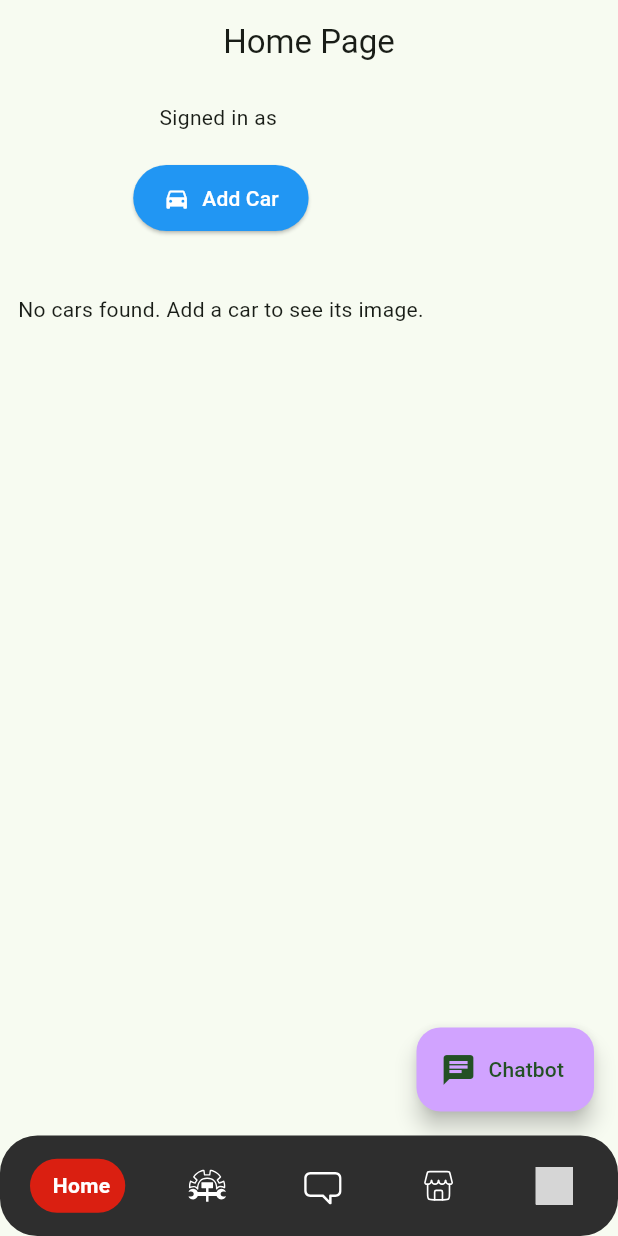
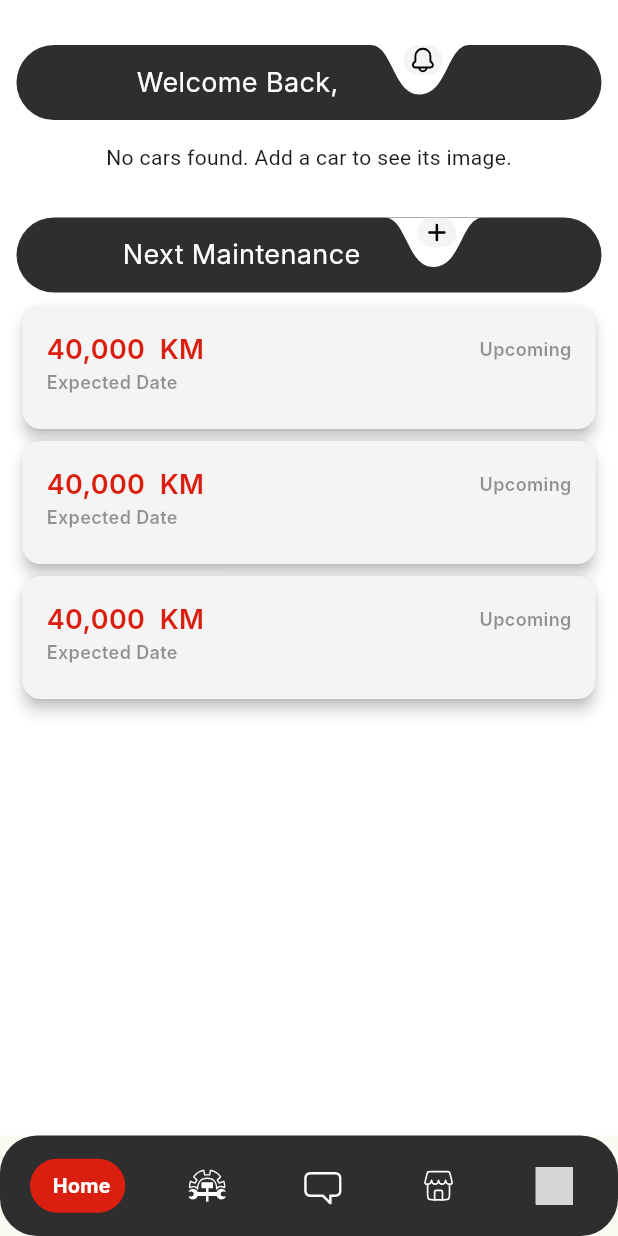
Before and after one commit to MostafaM117/car_maintenance_app, a Flutter app: the screen it shows once a user with an empty profile is signed in, on a phone screen of 412 x 824 dp. Run offline on Flutter 3.47's test engine with Material 3 defaults, Android fonts, the phone set to English and light mode, and no system bars; drawn by our look-alikes of google_nav_bar; our stand-ins replace cloud_firestore, dash_chat_2, firebase_auth, firebase_core, flutter_card_swiper, flutter_dotenv and 9 more; accounts and stored records are empty; Roboto replaces fonts that are missing (Inter); grey boxes are pictures that could not be loaded.

Commit message:
Add car card widget and improve home page UI

```diff
--- a/lib/screens/Current_Screen/main_screen.dart
+++ b/lib/screens/Current_Screen/main_screen.dart
@@ -19,7 +19,7 @@ class _MainScreenState extends State<MainScreen> {
   int _selectedIndex = 0;
 
   final List<Widget> _pages = [
-    const HomePage(),
+     HomePage(),
     const MaintenanceScreen(),
     const Chatbot(),
     const Market(),
--- a/lib/screens/home_page.dart
+++ b/lib/screens/home_page.dart
@@ -1,12 +1,13 @@
-// import 'package:car_maintenance/screens/Auth_and_Account%20Management/auth_page.dart';
+import 'package:car_maintenance/constants/app_colors.dart';
 import 'package:cloud_firestore/cloud_firestore.dart';
 import 'package:firebase_auth/firebase_auth.dart';
 import 'package:flutter/material.dart';
-import 'package:car_maintenance/AI-Chatbot/chatbot.dart';
-import 'package:car_maintenance/widgets/car_image_widget.dart'; // Updated import for car image widget
+import 'package:flutter_card_swiper/flutter_card_swiper.dart';
 import '../services/user_data_helper.dart';
-// import '../widgets/SubtractWave_widget.dart';
-import 'formscreens/formscreen1.dart';
+import '../widgets/CarCardWidget.dart';
+import '../widgets/SubtractWave_widget.dart';
+import '../widgets/maintenance_card.dart';
+import 'maintenance.dart';
 
 class HomePage extends StatefulWidget {
   const HomePage({super.key});
@@ -17,12 +18,11 @@ class HomePage extends StatefulWidget {
 
 class _HomePageState extends State<HomePage> {
   final user = FirebaseAuth.instance.currentUser!;
-  final CollectionReference users =
-      FirebaseFirestore.instance.collection('users');
+  final CollectionReference carsCollection =
+      FirebaseFirestore.instance.collection('cars');
   String? username;
 
-  // Track currently selected car for image display
-  Map<String, dynamic>? selectedCar;
+  // Fetch username for greeting (optional)
   void loadUsername() async {
     String? fetchedUsername = await getUsername();
     setState(() {
@@ -39,71 +39,26 @@ class _HomePageState extends State<HomePage> {
   @override
   Widget build(BuildContext context) {
     return Scaffold(
-      appBar: AppBar(
-        centerTitle: true,
-        title: const Text('Home Page'),
-      ),
+      backgroundColor: AppColors.background,
       body: Padding(
-        padding: const EdgeInsets.all(12.0),
+        padding: const EdgeInsets.symmetric(horizontal: 11, vertical: 20),
         child: Column(
           children: [
-            Text("Signed in as ${user.email}"),
-            SizedBox(height: 20),
-            // WaveTag(
-            //   text: username != null
-            //       ? 'Welcome Back, $username'
-            //       : 'Welcome Back, User',
-            //   svgAssetPath: 'assets/svg/notification.svg',
-            //   onTap: (){},
-            // ),
-            // Add Car Button (original UI)
-            ElevatedButton.icon(
-              onPressed: () {
-                Navigator.push(
-                  context,
-                  MaterialPageRoute(builder: (context) => AddCarScreen()),
-                );
-              },
-              icon: Icon(Icons.directions_car),
-              label: Text('Add Car'),
-              style: ElevatedButton.styleFrom(
-                backgroundColor: Colors.blue,
-                foregroundColor: Colors.white,
-                padding: EdgeInsets.symmetric(horizontal: 20, vertical: 12),
-              ),
+            SizedBox(
+              height: 10,
             ),
+            SubtractWave(
+              text: username != null
+                  ? 'Welcome Back, $username'
+                  : 'Welcome Back, User',
+              svgAssetPath: 'assets/svg/notification.svg',
+              onTap: () {},
+            ),
+            SizedBox(height: 15),
 
-            SizedBox(height: 20),
-
-            // Car image display area
-            if (selectedCar != null)
-              Column(
-                children: [
-                  Text(
-                    '${selectedCar!['year']} ${selectedCar!['make']} ${selectedCar!['model']}',
-                    style: TextStyle(fontSize: 16, fontWeight: FontWeight.bold),
-                  ),
-                  SizedBox(height: 10),
-                  Container(
-                    height: 150,
-                    width: double.infinity,
-                    child: CarImageWidget(
-                      make: selectedCar!['make'],
-                      model: selectedCar!['model'],
-                      year: selectedCar!['year'],
-                      height: 150,
-                      fit: BoxFit.contain,
-                    ),
-                  ),
-                ],
-              ),
-
-            SizedBox(height: 20),
-
-            // Simple car selector dropdown
+            // Displaying cars in Swiper or Card
             StreamBuilder<QuerySnapshot>(
-              stream: FirebaseFirestore.instance
-                  .collection('cars')
+              stream: carsCollection
                   .where('userId', isEqualTo: user.uid)
                   .snapshots(),
               builder: (context, snapshot) {
@@ -123,70 +78,57 @@ class _HomePageState extends State<HomePage> {
                 List<Map<String, dynamic>> cars = [];
                 for (var doc in snapshot.data!.docs) {
                   Map<String, dynamic> car = doc.data() as Map<String, dynamic>;
-                  car['id'] = doc.id; // Add document ID to identify the car
+                  car['id'] = doc.id.substring(doc.id.length - 4);
                   cars.add(car);
                 }
 
-                // Reset selectedCar if it's not in the list anymore
-                if (selectedCar != null) {
-                  bool found =
-                      cars.any((car) => car['id'] == selectedCar!['id']);
-                  if (!found) {
-                    // Need to use Future.microtask to avoid changing state during build
-                    Future.microtask(() => setState(() => selectedCar = null));
-                  }
-                }
+                int cardsToDisplay = cars.length > 3 ? 3 : cars.length;
 
-                return Container(
-                  padding: EdgeInsets.symmetric(horizontal: 12),
-                  decoration: BoxDecoration(
-                    border: Border.all(color: Colors.grey),
-                    borderRadius: BorderRadius.circular(8),
-                  ),
-                  child: DropdownButtonHideUnderline(
-                    child: DropdownButton<String>(
-                      isExpanded: true,
-                      hint: Text('Select a car to view its image'),
-                      value: selectedCar?['id'] as String?,
-                      onChanged: (String? value) {
-                        if (value != null) {
-                          final selectedCarData =
-                              cars.firstWhere((car) => car['id'] == value);
-                          setState(() {
-                            selectedCar = selectedCarData;
-                          });
-                        } else {
-                          setState(() {
-                            selectedCar = null;
-                          });
-                        }
-                      },
-                      items: cars.map<DropdownMenuItem<String>>((car) {
-                        return DropdownMenuItem<String>(
-                          value: car['id'] as String,
-                          child: Text(
-                              '${car['year']} ${car['make']} ${car['model']}'),
-                        );
-                      }).toList(),
+                return SizedBox(
+                  height: 210,
+                  width: 300,
+                  child: CardSwiper(
+                    cardsCount: cars.length,
+                    cardBuilder: (BuildContext context, int index,
+                        int realIndex, int percentThresholdX) {
+                      return CarCardWidget(car: cars[index]);
+                    },
+                    numberOfCardsDisplayed: cardsToDisplay,
+                    padding: EdgeInsets.only(
+                      bottom: 0,
                     ),
+                    backCardOffset: const Offset(25, 30),
                   ),
                 );
               },
             ),
+            SizedBox(height: 30),
+
+            SubtractWave(
+              text: 'Next Maintenance',
+              svgAssetPath: 'assets/svg/add.svg',
+              onTap: () {
+                Navigator.push(
+                  context,
+                  MaterialPageRoute(builder: (context) => MaintenanceScreen()),
+                );
+              },
+            ),
+            SizedBox(height: 5),
+            MaintenanceCard(
+              title: '40,000' '  KM',
+              date: 'Upcoming',
+            ),
+            MaintenanceCard(
+              title: '40,000' '  KM',
+              date: 'Upcoming',
+            ),
+            MaintenanceCard(
+              title: '40,000' '  KM',
+              date: 'Upcoming',
+            ),
           ],
         ),
-      ),
-      floatingActionButton: FloatingActionButton.extended(
-        onPressed: () {
-          // Navigate to Chatbot screen
-          Navigator.push(
-            context,
-            MaterialPageRoute(builder: (context) => const Chatbot()),
-          );
-        },
-        label: const Text('Chatbot'),
-        icon: const Icon(Icons.chat),
-        backgroundColor: Color(0xFFD1A3FF), // Light purple
       ),
     );
   }
--- a/lib/widgets/maintenance_card.dart
+++ b/lib/widgets/maintenance_card.dart
@@ -1,5 +1,7 @@
+import 'package:car_maintenance/constants/app_colors.dart';
+import 'package:flutter/material.dart';
 
-import 'package:flutter/material.dart';
+import 'custom_widgets.dart';
 
 class MaintenanceCard extends StatelessWidget {
   final String title;
@@ -13,7 +15,11 @@ class MaintenanceCard extends StatelessWidget {
 
   @override
   Widget build(BuildContext context) {
-    return Card(
+    return SizedBox(
+      height: 90,
+      child: Card(
+
+        color: AppColors.secondaryText,
         elevation: 4,
         shape: RoundedRectangleBorder(
           borderRadius: BorderRadius.circular(12),
@@ -23,36 +29,33 @@ class MaintenanceCard extends StatelessWidget {
           child: Column(
             crossAxisAlignment: CrossAxisAlignment.start,
             children: [
+              Row(
+                children: [
                   Text(
                     title,
-              style: const TextStyle(
-                fontSize: 18,
-                fontWeight: FontWeight.bold,
-              ),
-            ),
-            const SizedBox(height: 12),
-            Row(
-              children: [
-                const Text(
-                  'Expected Date',
-                  style: TextStyle(
-                    fontSize: 16,
-                    color: Colors.grey,
-                  ),
+                    style: textStyleWhite.copyWith(
+                        color: AppColors.buttonColor,
+                        fontWeight: FontWeight.w600),
                   ),
                   const Spacer(),
                   Text(
                     date,
-                  style: const TextStyle(
-                    fontSize: 16,
-                    fontWeight: FontWeight.w500,
+                    style: textStyleGray,
                   ),
+                ],
+              ),
+              Row(
+                children: [
+                  Text(
+                    'Expected Date',
+                    style: textStyleGray,
                   ),
                 ],
               ),
             ],
           ),
         ),
+      ),
     );
   }
 }
--- a/pubspec.yaml
+++ b/pubspec.yaml
@@ -34,6 +34,7 @@ dependencies:
   google_nav_bar: ^5.0.7
   shared_preferences: ^2.5.3
   image_picker: ^1.1.2
+  flutter_card_swiper: ^7.0.2
   # The following adds the Cupertino Icons font to your application.
   # Use with the CupertinoIcons class for iOS style icons.
   cupertino_icons: ^1.0.8
```
Also changed, not shown: lib/widgets/CarCardWidget.dart (added, +72 -0 lines). Lines whose indentation alone changed are shown as unchanged.
